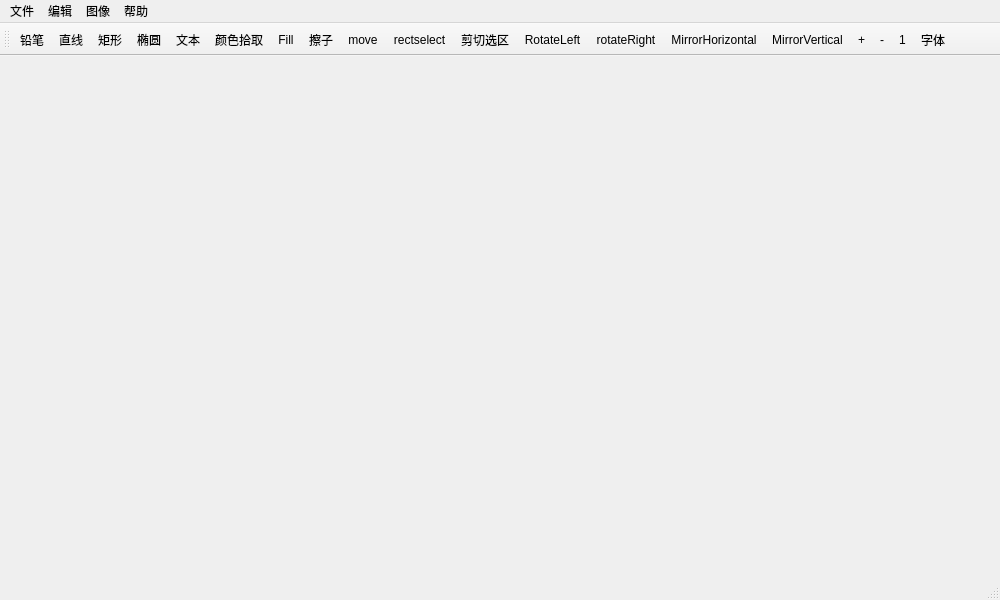
The window that mainwindow.ui (sonichy/HTYPaint_Qt) describes before a commit, drawn with Qt 5.
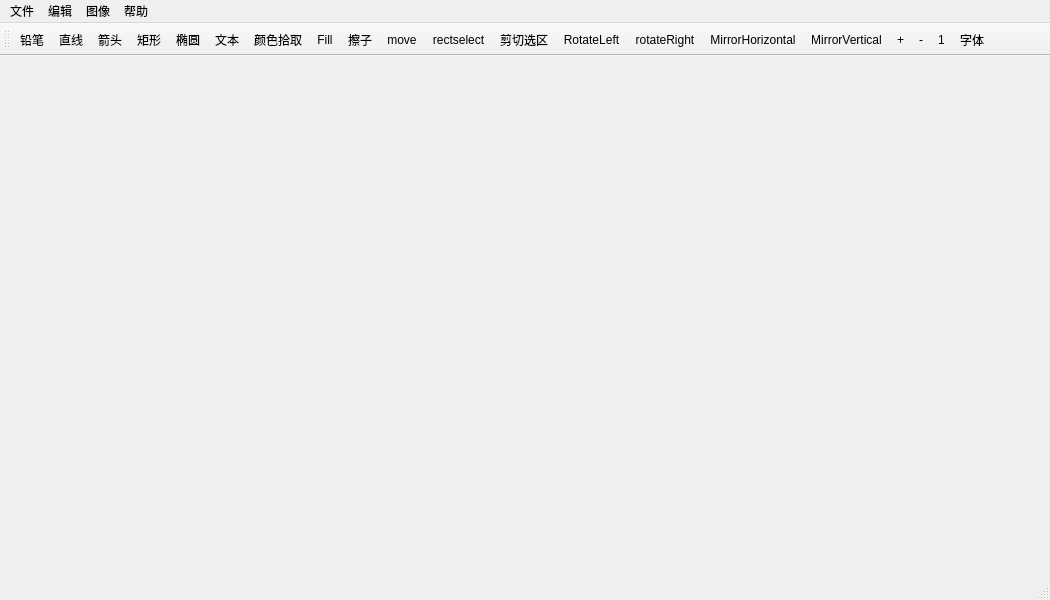
The same window after the commit. Icons and pictures are not drawn.

Commit message: 增加箭头工具

Patch:
```diff
--- a/mainwindow.ui
+++ b/mainwindow.ui
@@ -6,7 +6,7 @@
    <rect>
     <x>0</x>
     <y>0</y>
-    <width>1000</width>
+    <width>1050</width>
     <height>600</height>
    </rect>
   </property>
@@ -26,7 +26,7 @@
     <rect>
      <x>0</x>
      <y>0</y>
-     <width>1000</width>
+     <width>1050</width>
      <height>24</height>
     </rect>
    </property>
@@ -88,6 +88,7 @@
    </attribute>
    <addaction name="actionPencil"/>
    <addaction name="actionLine"/>
+   <addaction name="actionArrow"/>
    <addaction name="actionRect"/>
    <addaction name="actionEllipse"/>
    <addaction name="actionText"/>
@@ -543,6 +544,18 @@
     <string>颜色拾取</string>
    </property>
   </action>
+  <action name="actionArrow">
+   <property name="icon">
+    <iconset resource="filename.qrc">
+     <normaloff>:/arrow.png</normaloff>:/arrow.png</iconset>
+   </property>
+   <property name="text">
+    <string>箭头</string>
+   </property>
+   <property name="toolTip">
+    <string>箭头</string>
+   </property>
+  </action>
  </widget>
  <layoutdefault spacing="6" margin="11"/>
  <resources>
```
The commit also changes 8 other files.
